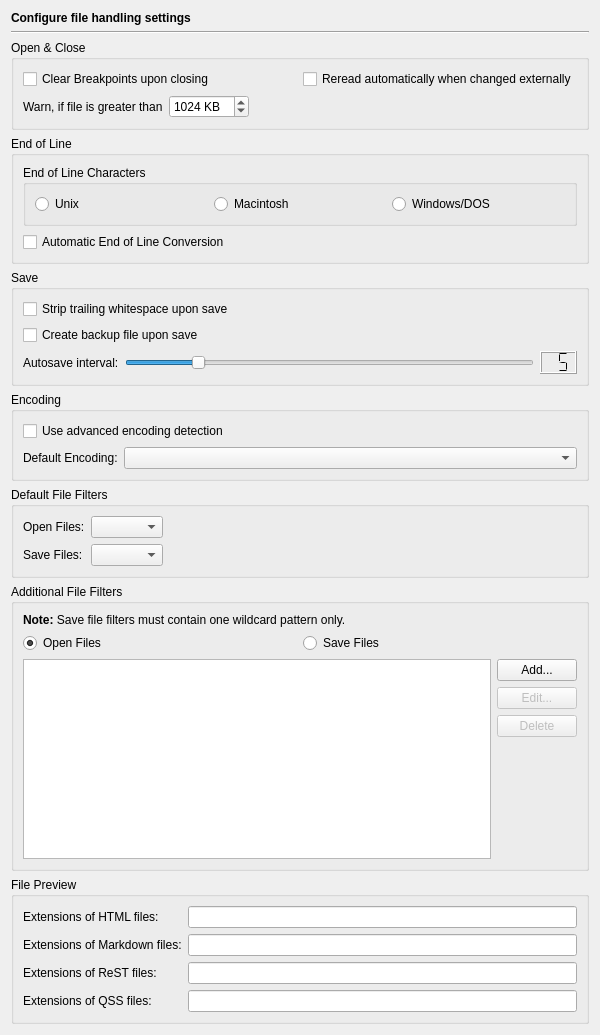
This is Preferences/ConfigurationPages/EditorFilePage.ui in testmana2/test as Qt 5 draws it before an edit. The edited form follows.
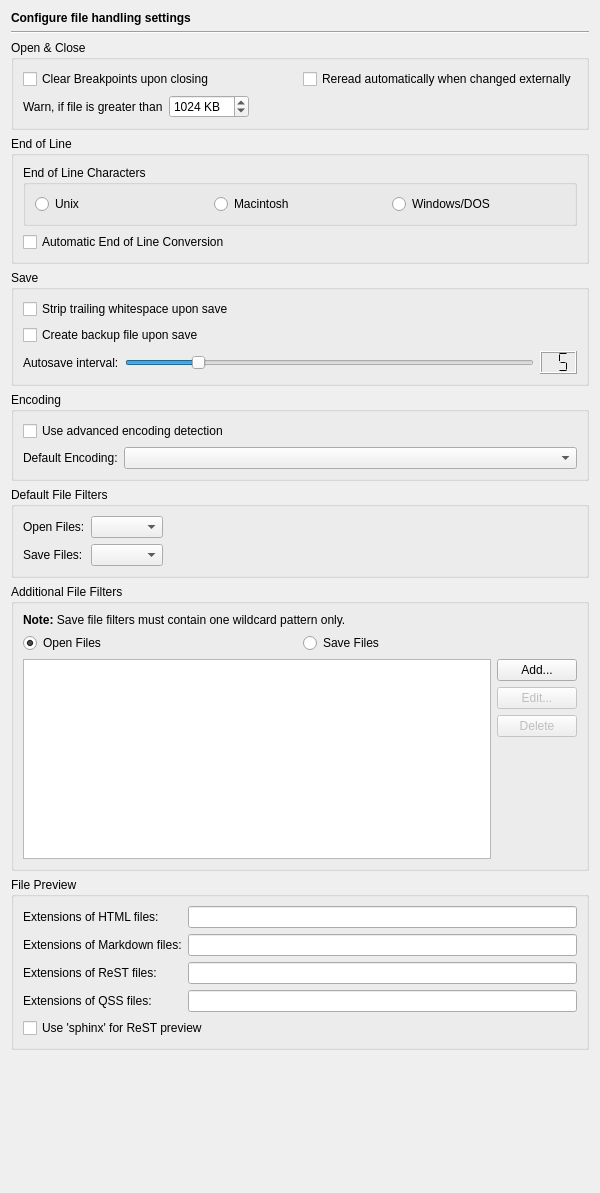
This is the edited form.

Commit message: Added capability to use 'Sphinx' to preview ReST files.

What changed in the file:
```diff
--- a/Preferences/ConfigurationPages/EditorFilePage.ui
+++ b/Preferences/ConfigurationPages/EditorFilePage.ui
@@ -7,7 +7,7 @@
     <x>0</x>
     <y>0</y>
     <width>600</width>
-    <height>1032</height>
+    <height>1193</height>
    </rect>
   </property>
   <layout class="QVBoxLayout" name="verticalLayout_2">
@@ -501,6 +501,16 @@
         </property>
        </widget>
       </item>
+      <item row="4" column="0" colspan="2">
+       <widget class="QCheckBox" name="previewRestSphinxCheckBox">
+        <property name="toolTip">
+         <string>Select to use 'sphinx' to generate the ReST preview</string>
+        </property>
+        <property name="text">
+         <string>Use 'sphinx' for ReST preview</string>
+        </property>
+       </widget>
+      </item>
      </layout>
     </widget>
    </item>
```
The commit also changes 19 other files.
